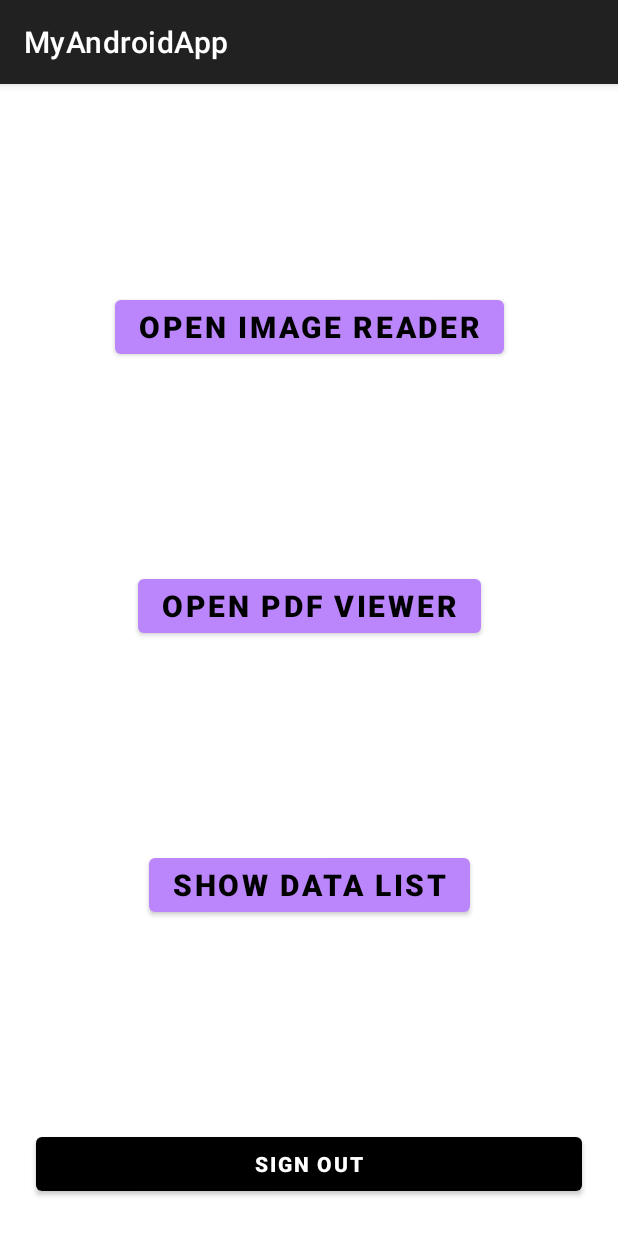
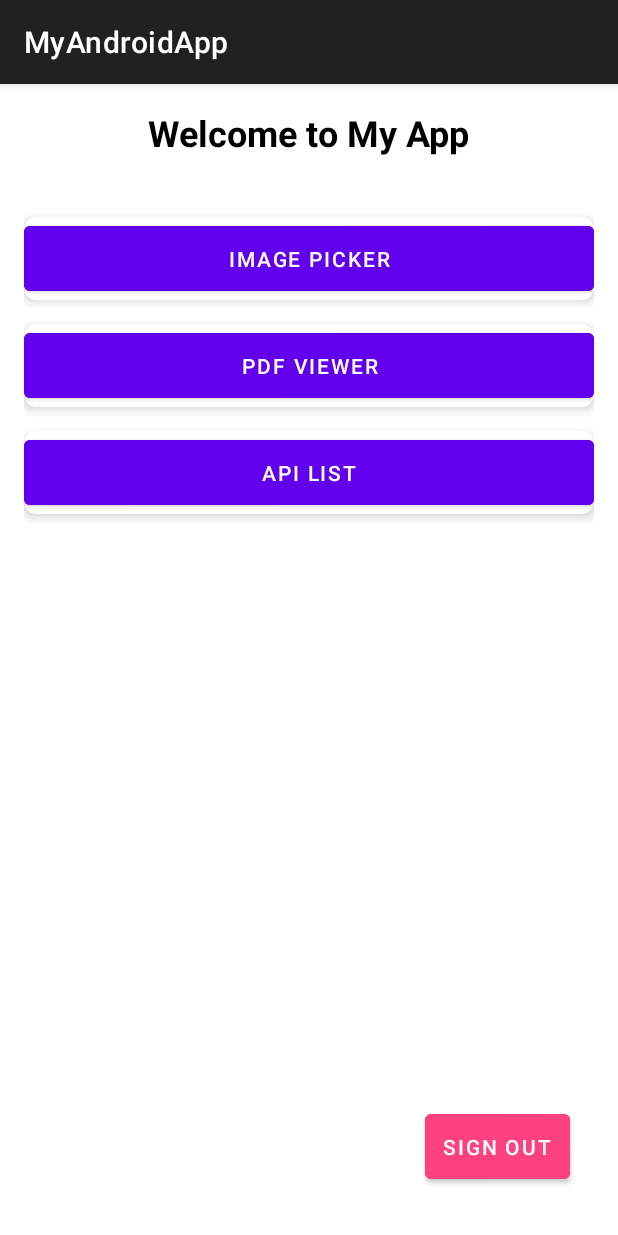
Before and after one commit to charul0608/MyAndroidApp, an Android app built with Jetpack Compose: the screen it shows after launch once a user with an empty profile is signed in (MainActivity), on a phone screen of 412 x 824 dp. Run offline under Robolectric (Android 15) with nearby library versions, the phone set to English and light mode, and no system bars; our stand-ins replace Firebase (no records; nobody signed in at launch, a user with empty details on screens opened directly).

Commit message:
final changes

```diff
--- a/app/src/main/AndroidManifest.xml
+++ b/app/src/main/AndroidManifest.xml
@@ -21,6 +21,8 @@
         android:roundIcon="@mipmap/ic_launcher_round"
         android:supportsRtl="true"
         android:theme="@style/Theme.MaterialComponents.DayNight.NoActionBar"
+        android:networkSecurityConfig="@xml/network_security_config"
+        android:usesCleartextTraffic="true"
         tools:targetApi="31">
 
         <service
--- a/app/src/main/java/com/example/myandroidapp/MainActivity.kt
+++ b/app/src/main/java/com/example/myandroidapp/MainActivity.kt
@@ -2,6 +2,7 @@ package com.example.myandroidapp
 
 import android.content.Intent
 import android.os.Bundle
+import android.util.Log
 import android.widget.Button
 import androidx.appcompat.app.AppCompatActivity
 import com.example.myandroidapp.ui.view.activities.ApiListActivity
@@ -9,6 +10,7 @@ import com.example.myandroidapp.ui.view.activities.ImagePickerActivity
 import com.example.myandroidapp.ui.view.activities.PdfViewerActivity
 import com.example.myandroidapp.ui.view.activities.SignInActivity
 import com.google.firebase.auth.FirebaseAuth
+import com.google.firebase.messaging.FirebaseMessaging
 
 class MainActivity : AppCompatActivity() {
     private lateinit var auth: FirebaseAuth
@@ -39,5 +41,17 @@ class MainActivity : AppCompatActivity() {
             startActivity(Intent(this, SignInActivity::class.java))
             finish()
         }
+
+        FirebaseMessaging.getInstance().token.addOnCompleteListener { task ->
+            if (!task.isSuccessful) {
+                Log.w("FCM", "Fetching FCM registration token failed", task.exception)
+                return@addOnCompleteListener
+            }
+
+            val token = task.result
+            Log.d("FCM", "FCM Token: $token")
+        }
+
+
     }
 }
--- a/app/src/main/java/com/example/myandroidapp/ui/view/adapters/ApiObjectAdapter.kt
+++ b/app/src/main/java/com/example/myandroidapp/ui/view/adapters/ApiObjectAdapter.kt
@@ -26,6 +26,7 @@ class ApiObjectAdapter(
     inner class ApiObjectViewHolder(private val binding: ItemApiObjectBinding) : RecyclerView.ViewHolder(binding.root) {
         fun bind(item: ApiObjectEntity) {
             binding.textViewName.text = item.name
+            binding.textViewId.text = item.data
 
             binding.btnDelete.setOnClickListener {
                 onDelete(item)
--- a/app/src/main/java/com/example/myandroidapp/ui/viewmodel/ApiViewModel.kt
+++ b/app/src/main/java/com/example/myandroidapp/ui/viewmodel/ApiViewModel.kt
@@ -65,7 +65,7 @@ class ApiViewModel(private val repository: ApiRepository) : ViewModel() {
     }
 
     private fun sendDeleteNotification(context: Context, token: String, itemName: String) {
-        val url = "https://<your-cloud-function-url>" // Replace with your deployed function URL
+        val url = "http://192.168.1.8:3000/send-notification" // Replace with your deployed function URL
         val jsonBody = JSONObject().apply {
             put("token", token)
             put("name", itemName)
@@ -73,7 +73,7 @@ class ApiViewModel(private val repository: ApiRepository) : ViewModel() {
 
         val request = JsonObjectRequest(
             Request.Method.POST, url, jsonBody,
-            { Log.d("Notification", "Notification sent") },
+            { Log.d("Notification", "Sending to URL: $url") },
             { error -> Log.e("Notification", "Error", error) }
         )
 
@@ -94,7 +94,7 @@ class ApiViewModel(private val repository: ApiRepository) : ViewModel() {
 
                 val response = ApiClient.deleteItem(item.id)
                 if (response.isSuccessful) {
-                    prefs.isEnabled.firstOrNull()?.let { isEnabled ->
+                    prefs.isEnabledFlow(context).firstOrNull()?.let { isEnabled ->
                         if (isEnabled) {
                             sendDeleteNotification(context, token, item.name)
                         }
--- a/app/src/main/res/layout/activity_home.xml
+++ b/app/src/main/res/layout/activity_home.xml
@@ -1,72 +1,93 @@
 <?xml version="1.0" encoding="utf-8"?>
-<androidx.constraintlayout.widget.ConstraintLayout
-    xmlns:android="http://schemas.android.com/apk/res/android"
-    xmlns:app="http://schemas.android.com/apk/res-auto"
-    xmlns:tools="http://schemas.android.com/tools"
+<RelativeLayout xmlns:android="http://schemas.android.com/apk/res/android"
     android:layout_width="match_parent"
     android:layout_height="match_parent"
-    tools:context=".MainActivity">
+    xmlns:app="http://schemas.android.com/apk/res-auto"
+    android:padding="16dp"
+    android:background="@color/white">
 
+    <!-- Title Section -->
+    <TextView
+        android:id="@+id/appTitle"
+        android:layout_width="wrap_content"
+        android:layout_height="wrap_content"
+        android:text="Welcome to My App"
+        android:textSize="24sp"
+        android:textColor="@color/black"
+        android:textStyle="bold"
+        android:layout_alignParentTop="true"
+        android:layout_centerHorizontal="true"
+        android:layout_marginBottom="40dp" />
 
-    <com.google.android.material.button.MaterialButton
-        android:id="@+id/signOutBtn"
+    <!-- Image Picker Button -->
+    <androidx.cardview.widget.CardView
+        android:id="@+id/imagePickerCard"
         android:layout_width="match_parent"
         android:layout_height="wrap_content"
-        android:layout_marginStart="24dp"
-        android:layout_marginEnd="24dp"
-        android:layout_marginBottom="24dp"
-        android:text="@string/sign_out"
-        android:textColor="@color/white"
-        android:textStyle="bold"
-        app:backgroundTint="@color/black"
-        app:layout_constraintBottom_toBottomOf="parent"
-        app:layout_constraintEnd_toEndOf="parent"
-        app:layout_constraintHorizontal_bias="0.5"
-        app:layout_constraintStart_toStartOf="parent" />
+        android:layout_below="@id/appTitle"
+        android:layout_marginBottom="16dp"
+        app:cardElevation="4dp"
+        app:cardCornerRadius="8dp">
+        <Button
+            android:id="@+id/imagePicker"
+            android:layout_width="match_parent"
+            android:layout_height="wrap_content"
+            android:text="Image Picker"
+            android:textColor="@android:color/white"
+            android:backgroundTint="@color/colorPrimary"
+            android:padding="12dp"/>
+    </androidx.cardview.widget.CardView>
 
-    <com.google.android.material.button.MaterialButton
-        android:id="@+id/imagePicker"
+    <!-- PDF Viewer Button -->
+    <androidx.cardview.widget.CardView
+        android:id="@+id/pdfViewCard"
+        android:layout_width="match_parent"
+        android:layout_height="wrap_content"
+        android:layout_below="@id/imagePickerCard"
+        android:layout_marginBottom="16dp"
+        app:cardElevation="4dp"
+        app:cardCornerRadius="8dp">
+        <Button
+            android:id="@+id/pdfView"
+            android:layout_width="match_parent"
+            android:layout_height="wrap_content"
+            android:text="PDF Viewer"
+            android:textColor="@android:color/white"
+            android:backgroundTint="@color/colorPrimary"
+            android:padding="12dp"/>
+    </androidx.cardview.widget.CardView>
+
+    <!-- API List Button -->
+    <androidx.cardview.widget.CardView
+        android:id="@+id/roomDbCard"
+        android:layout_width="match_parent"
+        android:layout_height="wrap_content"
+        android:layout_below="@id/pdfViewCard"
+        android:layout_marginBottom="16dp"
+        app:cardElevation="4dp"
+        app:cardCornerRadius="8dp">
+        <Button
+            android:id="@+id/roomDb"
+            android:layout_width="match_parent"
+            android:layout_height="wrap_content"
+            android:text="API List"
+            android:textColor="@android:color/white"
+            android:backgroundTint="@color/colorPrimary"
+            android:padding="12dp"/>
+    </androidx.cardview.widget.CardView>
+
+    <!-- Sign Out Button positioned at the bottom-right -->
+    <Button
+        android:id="@+id/signOutBtn"
         android:layout_width="wrap_content"
         android:layout_height="wrap_content"
-        android:text="@string/open_image_reader"
-        android:textStyle="bold"
-        android:textColor="@color/black"
-        android:textSize="20sp"
-        app:backgroundTint="@color/purple_200"
-        app:layout_constraintBottom_toTopOf="@+id/pdfView"
-        app:layout_constraintEnd_toEndOf="parent"
-        app:layout_constraintHorizontal_bias="0.5"
-        app:layout_constraintStart_toStartOf="parent"
-        app:layout_constraintTop_toTopOf="parent" />
+        android:text="Sign Out"
+        android:textColor="@android:color/white"
+        android:backgroundTint="@color/colorAccent"
+        android:padding="12dp"
+        android:layout_alignParentBottom="true"
+        android:layout_alignParentEnd="true"
+        android:layout_marginBottom="16dp"
+        android:layout_marginEnd="16dp"/>
 
-    <com.google.android.material.button.MaterialButton
-        android:id="@+id/pdfView"
-        android:layout_width="wrap_content"
-        android:layout_height="wrap_content"
-        android:text="@string/open_pdf_viewer"
-        android:textStyle="bold"
-        android:textColor="@color/black"
-        android:textSize="20sp"
-        app:backgroundTint="@color/purple_200"
-        app:layout_constraintBottom_toTopOf="@+id/roomDb"
-        app:layout_constraintEnd_toEndOf="parent"
-        app:layout_constraintHorizontal_bias="0.5"
-        app:layout_constraintStart_toStartOf="parent"
-        app:layout_constraintTop_toBottomOf="@+id/imagePicker" />
-
-    <com.google.android.material.button.MaterialButton
-        android:id="@+id/roomDb"
-        android:layout_width="wrap_content"
-        android:layout_height="wrap_content"
-        android:text="@string/show_data_list"
-        android:textStyle="bold"
-        android:textColor="@color/black"
-        android:textSize="20sp"
-        app:backgroundTint="@color/purple_200"
-        app:layout_constraintBottom_toTopOf="@+id/signOutBtn"
-        app:layout_constraintEnd_toEndOf="parent"
-        app:layout_constraintHorizontal_bias="0.5"
-        app:layout_constraintStart_toStartOf="parent"
-        app:layout_constraintTop_toBottomOf="@+id/pdfView" />
-
-</androidx.constraintlayout.widget.ConstraintLayout>
+</RelativeLayout>
--- a/app/src/main/res/values/colors.xml
+++ b/app/src/main/res/values/colors.xml
@@ -15,4 +15,7 @@
     <color name="blue_5">#3B7DD8</color>
     <color name="card_graph_bg_color">#4A91F2</color>
     <color name="graph_heading_color">#FFFFFF</color>
+
+    <color name="colorPrimary">#6200EE</color> <!-- Purple -->
+    <color name="colorAccent">#FF4081</color> <!-- Pink -->
 </resources>
--- a/app/src/main/res/values/strings.xml
+++ b/app/src/main/res/values/strings.xml
@@ -20,4 +20,5 @@
     <string name="show_data_list">show data list</string>
     <string name="open_pdf_viewer">Open Pdf Viewer</string>
     <string name="sign_in_with_google">Sign in with Google</string>
+    <string name="please_sign_in_with_google">Please sign in with Google</string>
 </resources>
--- /dev/null
+++ b/app/src/main/res/xml/network_security_config.xml
@@ -0,0 +1,6 @@
+<?xml version="1.0" encoding="utf-8"?>
+<network-security-config>
+    <domain-config cleartextTrafficPermitted="true">
+        <domain includeSubdomains="true">192.168.1.8</domain>
+    </domain-config>
+</network-security-config>
```
Also changed, not shown: app/src/main/java/com/example/myandroidapp/data/NotificationPreferences.kt (+14 -6 lines), app/src/main/java/com/example/myandroidapp/ui/view/activities/ApiListActivity.kt (+6 -4 lines), app/src/main/res/layout/sign_in_activity.xml (+45 -25 lines).
